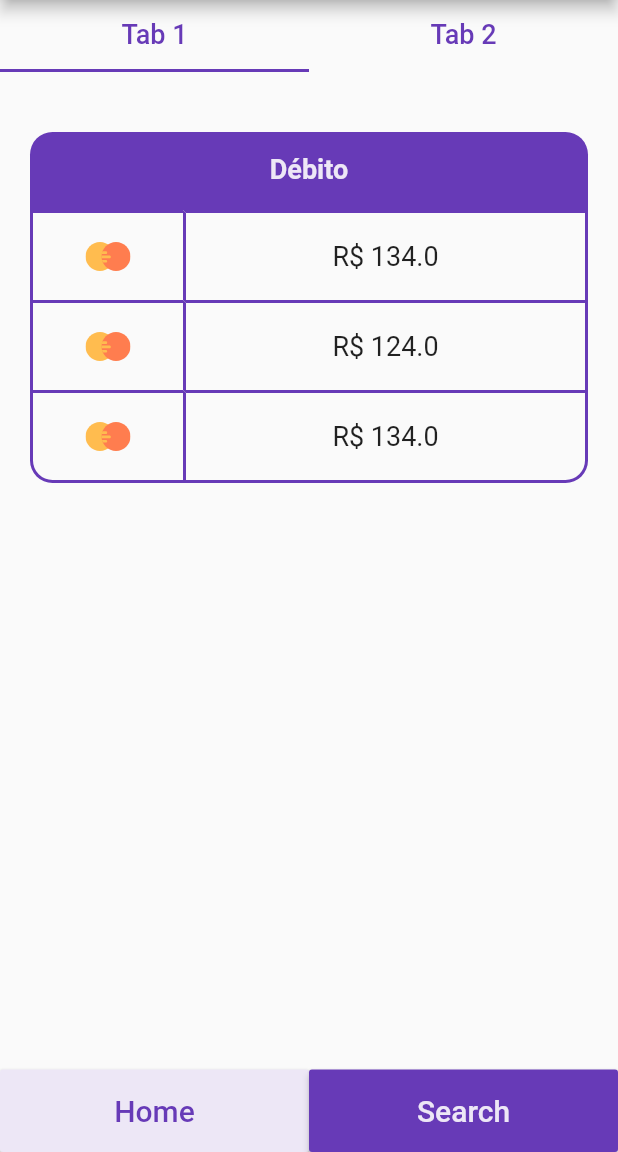
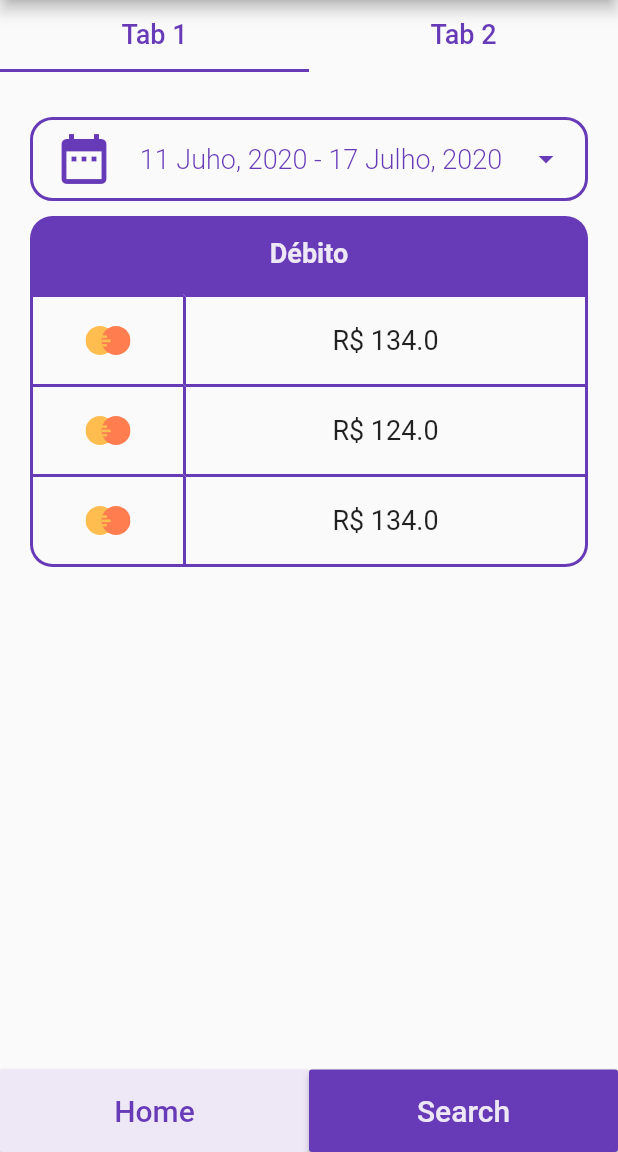
Before and after one commit to AlissonBreno/flutter_studies, a Flutter app: the screen it shows after launch, on a phone screen of 412 x 824 dp, the part 84-1236 px from its top. Run offline on Flutter 3.47's test engine with Material 2 defaults, Android fonts, the phone set to English and light mode, and no system bars; our stand-ins replace flutter_svg.

Commit message:
Building date select Buttom on Tab 1

```diff
--- a/bottom_appbar/lib/tabs/homePageTabs/tab1.dart
+++ b/bottom_appbar/lib/tabs/homePageTabs/tab1.dart
@@ -1,6 +1,8 @@
+import 'package:bottom_appbar/tabs/homePageTabs/tab1Widgets/data_filter.dart';
 import 'package:bottom_appbar/tabs/homePageTabs/tab1Widgets/table.dart';
-import 'package:bottom_appbar/tabs/homePageTabs/tab1Widgets/table_row.dart';
 import 'package:flutter/material.dart';
+
+
 
 class Tab1 extends StatelessWidget {
   @override
@@ -16,7 +18,7 @@ class Tab1 extends StatelessWidget {
         crossAxisAlignment: CrossAxisAlignment.stretch,
         mainAxisAlignment: MainAxisAlignment.start,
         children: <Widget>[
-
+          DataFilter(),
           Padding(
             padding: const EdgeInsets.only(
               top: 10.0,
--- /dev/null
+++ b/bottom_appbar/lib/tabs/homePageTabs/tab1Widgets/data_filter.dart
@@ -0,0 +1,43 @@
+import 'package:flutter/material.dart';
+
+
+
+class DataFilter extends StatelessWidget {
+  @override
+  Widget build(BuildContext context) {
+    return OutlineButton(
+      shape: RoundedRectangleBorder(borderRadius: BorderRadius.circular(15.0)),
+      textColor: Colors.deepPurple,
+      borderSide: BorderSide(
+        color: Colors.deepPurple,
+        width: 2.0
+      ),
+      child: Padding(
+        padding: const EdgeInsets.only(
+          top:8.0,
+          bottom: 8.0
+        ),
+        child: Row(
+          mainAxisAlignment: MainAxisAlignment.spaceBetween,
+          children: <Widget>[
+            Icon(
+              Icons.date_range,
+              size: 40.0,
+            ),
+            Text(
+              '11 Juho, 2020 - 17 Julho, 2020',
+              style: TextStyle(
+                fontSize: 18.0,
+                fontWeight: FontWeight.w300
+              ),
+            ),
+            Icon(Icons.arrow_drop_down)
+          ],
+        ),
+      ),
+      onPressed: () {
+
+      },
+    );
+  }
+}
--- a/bottom_appbar/lib/tabs/homePageTabs/tab1Widgets/table.dart
+++ b/bottom_appbar/lib/tabs/homePageTabs/tab1Widgets/table.dart
@@ -58,7 +58,7 @@ class ReportTable extends StatelessWidget {
               );
             },
           ),
-          ),
+        ),
       ]),
     );
   }
```
